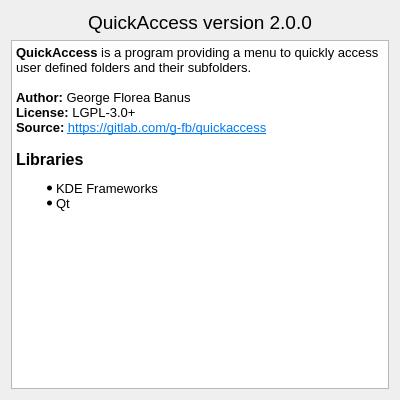
The window that ui/aboutdialog.ui (g-fb/quickaccess) describes before a commit, drawn with Qt 5.
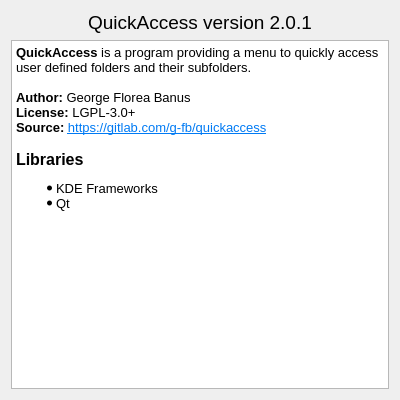
The same window after the commit.

Commit message: - bump version to 2.0.1 - add release to appdata file

The edit to the form file:
```diff
--- a/ui/aboutdialog.ui
+++ b/ui/aboutdialog.ui
@@ -42,7 +42,7 @@
         </font>
        </property>
        <property name="text">
-        <string>QuickAccess version 2.0.0</string>
+        <string>QuickAccess version 2.0.1</string>
        </property>
        <property name="alignment">
         <set>Qt::AlignCenter</set>
```
The commit also changes 2 other files.
